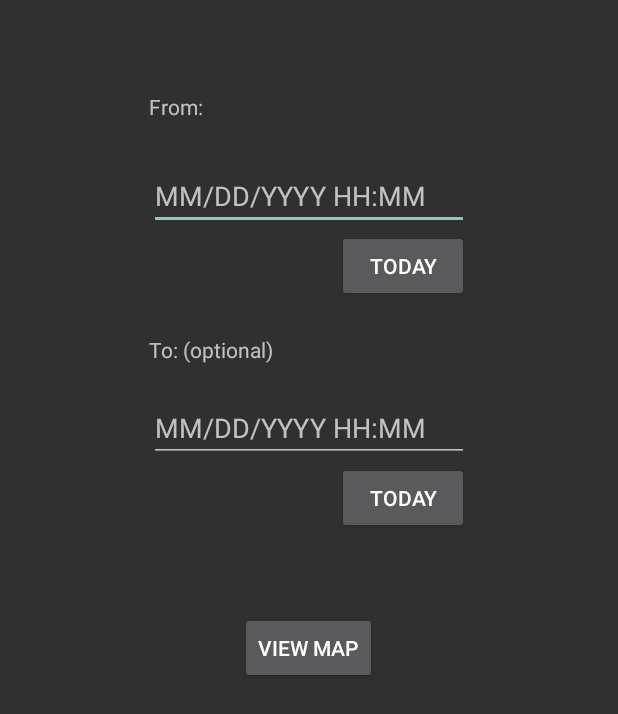
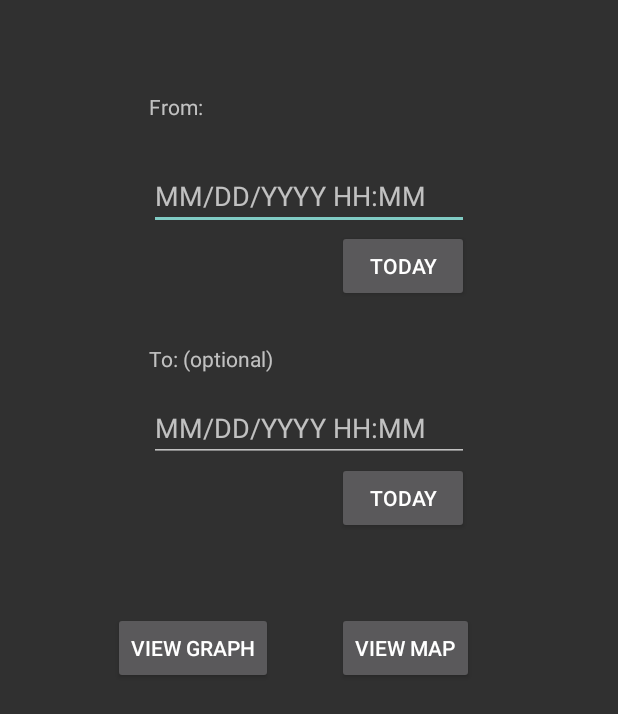
Before and after one commit to Zighome24/CS2340_GoGreek, an Android app: the DateSelectionScreenController screen opened directly, with no data from a screen before it, on a phone screen of 412 x 824 dp. Shown: the top 714 px of the screen. Run offline under Robolectric (Android 15) with nearby library versions, the phone set to English and light mode, and no system bars; our stand-ins replace Firebase (no records; nobody signed in at launch, a user with empty details on screens opened directly).

Commit message:
still working on graphical updates, functional but extremely slow due to firebase issues

```diff
--- a/app/RatTracker2k17/app/src/main/AndroidManifest.xml
+++ b/app/RatTracker2k17/app/src/main/AndroidManifest.xml
@@ -56,7 +56,9 @@
             </intent-filter>
         </activity>
         <activity android:name=".Controller.NewRatSpottingController" />
-        <activity android:name=".Controller.DateSelectionScreenController"></activity>
+        <activity android:name=".Controller.DateSelectionScreenController" />
+        <activity android:name=".Controller.GraphScreenController">
+        </activity>
     </application>
 
 </manifest>
--- a/app/RatTracker2k17/app/src/main/java/edu/gatech/cs2340/rattracker2k17/Controller/HomeScreenController.java
+++ b/app/RatTracker2k17/app/src/main/java/edu/gatech/cs2340/rattracker2k17/Controller/HomeScreenController.java
@@ -8,19 +8,20 @@ import android.view.View;
 import android.widget.Button;
 import android.widget.EditText;
 
+import com.google.firebase.database.FirebaseDatabase;
+
 import edu.gatech.cs2340.rattracker2k17.Model.RatSpotting;
 import edu.gatech.cs2340.rattracker2k17.R;
 
 public class HomeScreenController extends AppCompatActivity {
 
     private static final String LOG_ID = "HomeScreenController";
-
-
     private Button btn_Login, btn_NewUser;
 
     @Override
     protected void onCreate(Bundle savedInstanceState) {
         super.onCreate(savedInstanceState);
+        FirebaseDatabase.getInstance().setPersistenceEnabled(true);
         setContentView(R.layout.activity_open);
         RatSpotting.generateNextKey();
         Log.d(LOG_ID, "onCreate:HomeScreenController");
--- a/app/RatTracker2k17/app/src/main/java/edu/gatech/cs2340/rattracker2k17/Controller/NewRatSpottingController.java
+++ b/app/RatTracker2k17/app/src/main/java/edu/gatech/cs2340/rattracker2k17/Controller/NewRatSpottingController.java
@@ -71,7 +71,7 @@ public class NewRatSpottingController extends AppCompatActivity {
                         bundle.putSerializable("ratspotting", rat);
                         Intent intent = new Intent();
                         intent.putExtras(bundle);
-                        setResult(Integer.parseInt(rat.getKey()), intent);
+                        setResult(RESULT_OK, intent);
                         finish();
                         break;
                     default:
--- a/app/RatTracker2k17/app/src/main/java/edu/gatech/cs2340/rattracker2k17/Controller/NewUserScreenController.java
+++ b/app/RatTracker2k17/app/src/main/java/edu/gatech/cs2340/rattracker2k17/Controller/NewUserScreenController.java
@@ -78,7 +78,7 @@ public class NewUserScreenController extends AppCompatActivity {
 
         if (!ValidateForm(nUser)) {
             Toast.makeText(this, "Not all of the fields listed above are filled out, please "
-                    + "fill them all out before you create a new user.", Toast.LENGTH_SHORT);
+                    + "fill them all out before you create a new user.", Toast.LENGTH_SHORT).show();
             return;
         }
 
--- a/app/RatTracker2k17/app/src/main/java/edu/gatech/cs2340/rattracker2k17/Model/RatSpotting.java
+++ b/app/RatTracker2k17/app/src/main/java/edu/gatech/cs2340/rattracker2k17/Model/RatSpotting.java
@@ -18,6 +18,7 @@ import edu.gatech.cs2340.rattracker2k17.Service.Utility;
 public class RatSpotting implements Serializable {
 
     //Static Properties
+    // TODO: 10/31/2017 Need to convert the currentNextKey thing into a transaction with Firebase
     private static long nextKey = -1;
     public static void generateNextKey() {
         RatSpottingBL.getCurrentKey();
--- a/app/RatTracker2k17/app/src/main/java/edu/gatech/cs2340/rattracker2k17/Service/RatSpottingBL.java
+++ b/app/RatTracker2k17/app/src/main/java/edu/gatech/cs2340/rattracker2k17/Service/RatSpottingBL.java
@@ -94,10 +94,12 @@ public class RatSpottingBL {
             query = mDatabase.orderByChild("date")
                     .startAt(from.getTimeInMillis()).endAt(to.getTimeInMillis());
         }
-        if (limit != 0) {
+        if (limit < 0) {
+            return query;
+        } else if (limit == 0) {
             return query.limitToLast(50);
         } else {
-            return query;
+            return query.limitToLast(limit);
         }
     }
 
--- a/app/RatTracker2k17/app/src/main/res/layout/activity_dateselectionscreen.xml
+++ b/app/RatTracker2k17/app/src/main/res/layout/activity_dateselectionscreen.xml
@@ -28,13 +28,13 @@
         android:inputType="text" />
 
     <Button
-        android:id="@+id/btn_sbmtDateSelect"
+        android:id="@+id/btn_dateToMap"
         android:layout_width="wrap_content"
         android:layout_height="wrap_content"
-        android:layout_below="@+id/txt_date2"
-        android:layout_centerHorizontal="true"
-        android:layout_marginTop="100dp"
-        android:onClick="toMap"
+        android:layout_alignStart="@+id/btn_date2"
+        android:layout_below="@+id/btn_date2"
+        android:layout_marginTop="52dp"
+        android:onClick="action"
         android:text="@string/view_map" />
 
     <TextView
@@ -50,9 +50,9 @@
         android:id="@+id/textView3"
         android:layout_width="wrap_content"
         android:layout_height="wrap_content"
-        android:layout_above="@+id/btn_sbmtDateSelect"
-        android:layout_alignStart="@+id/txt_date2"
-        android:layout_marginBottom="65dp"
+        android:layout_below="@+id/btn_date1"
+        android:layout_marginTop="28dp"
+        android:layout_toStartOf="@+id/prog_DateSelect"
         android:text="To: (optional)" />
 
     <Button
@@ -78,8 +78,17 @@
         style="?android:attr/progressBarStyle"
         android:layout_width="wrap_content"
         android:layout_height="wrap_content"
-        android:layout_below="@+id/btn_sbmtDateSelect"
+        android:layout_below="@+id/btn_dateToMap"
         android:layout_centerHorizontal="true"
         android:layout_marginTop="25dp"
         android:indeterminate="true" />
+
+    <Button
+        android:id="@+id/btn_dateToGraph"
+        android:layout_width="wrap_content"
+        android:layout_height="wrap_content"
+        android:layout_alignTop="@+id/btn_dateToMap"
+        android:layout_toStartOf="@+id/prog_DateSelect"
+        android:onClick="action"
+        android:text="@string/view_graph" />
 </RelativeLayout>
--- a/app/RatTracker2k17/app/src/main/res/values/colors.xml
+++ b/app/RatTracker2k17/app/src/main/res/values/colors.xml
@@ -3,4 +3,5 @@
     <color name="colorPrimary">#3F51B5</color>
     <color name="colorPrimaryDark">#303F9F</color>
     <color name="colorAccent">#FF4081</color>
+
 </resources>
--- a/app/RatTracker2k17/app/src/main/res/values/strings.xml
+++ b/app/RatTracker2k17/app/src/main/res/values/strings.xml
@@ -28,6 +28,8 @@
     <string name="return_home">Return to Home Screen</string>
     <string name="system_error">There has been an error.</string>
     <string name="add_spotting">Add a Rat Spotting</string>
+    <string name="view_ratspottings">View Spottings</string>
+    <string name="view_graph">View Graph</string>
     <string name="view_map">View Map</string>
     <!-- Strings related to Map -->
     <string name="title_activity_maps">Map with Marker</string>
--- a/app/RatTracker2k17/app/src/main/res/values/styles.xml
+++ b/app/RatTracker2k17/app/src/main/res/values/styles.xml
@@ -7,4 +7,10 @@
         <item name="android:fitsSystemWindows">false</item>
     </style>
 
+    <style name="AppTheme.NonFullScreen" parent="AppTheme.TranslucentDecor" >
+        <item name="android:windowTranslucentStatus">false</item>
+        <item name="android:windowTranslucentNavigation">false</item>
+        <item name="android:fitsSystemWindows">true</item>
+    </style>
+
 </resources>
--- a/app/RatTracker2k17/build.gradle
+++ b/app/RatTracker2k17/build.gradle
@@ -18,6 +18,9 @@ allprojects {
         maven {
             url "https://maven.google.com" //Google's Maven Repository
         }
+        maven {
+            url "https://jitpack.io"    //MPAndroidChart
+        }
     }
 }
 
```
Also changed, not shown: app/RatTracker2k17/app/build.gradle (+7 -2 lines), app/RatTracker2k17/app/src/main/java/edu/gatech/cs2340/rattracker2k17/Controller/DateSelectionScreenController.java (+22 -9 lines), app/RatTracker2k17/app/src/main/java/edu/gatech/cs2340/rattracker2k17/Controller/GraphScreenController.java (added, +109 -0 lines), app/RatTracker2k17/app/src/main/java/edu/gatech/cs2340/rattracker2k17/Controller/LogInScreenController.java (+16 -33 lines), app/RatTracker2k17/app/src/main/java/edu/gatech/cs2340/rattracker2k17/Controller/WelcomeScreenController.java (+5 -3 lines), app/RatTracker2k17/app/src/main/res/layout/activity_graphscreen.xml (added, +9 -0 lines), app/RatTracker2k17/app/src/main/res/layout/activity_welcomescreen.xml (+15 -14 lines).
